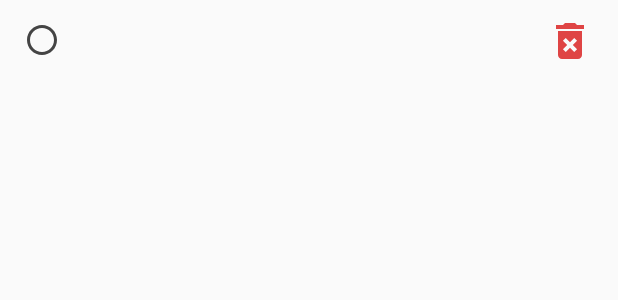
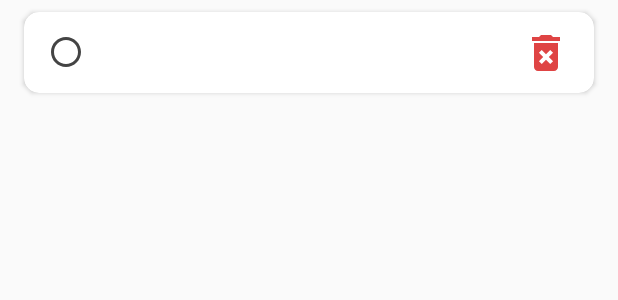
Before and after one commit to ekusiadadus/TodoApp, an Android app: the layout list_item_todo.xml on its own in the app's theme, with its tools: preview values and no code run, on a phone screen of 412 x 824 dp. Shown: the top 300 px of the screen. Run offline under Robolectric (Android 15) with nearby library versions, the phone set to English and light mode, and no system bars.

```diff
--- a/app/build.gradle
+++ b/app/build.gradle
@@ -72,4 +72,7 @@ dependencies {
     implementation "androidx.navigation:navigation-fragment-ktx:$navigation_version"
     implementation "androidx.navigation:navigation-ui-ktx:$navigation_version"
 
+    // RxJava
+    implementation 'io.reactivex.rxjava2:rxandroid:2.1.1'
+    implementation 'io.reactivex.rxjava2:rxkotlin:2.3.0'
 }
--- a/app/src/main/java/com/nanaten/todoapp/repository/TodoRepository.kt
+++ /dev/null
@@ -1,5 +0,0 @@
-package com.nanaten.todoapp.repository
-
-interface TodoRepository
-
-class TodoRepositoryImpl() : TodoRepository
--- a/app/src/main/res/layout/list_item_todo.xml
+++ b/app/src/main/res/layout/list_item_todo.xml
@@ -14,7 +14,26 @@
         android:id="@+id/list_layout"
         android:layout_width="match_parent"
         android:layout_height="wrap_content"
-        android:orientation="vertical">
+        android:orientation="vertical"
+        android:background="?android:attr/selectableItemBackground">
+
+        <androidx.cardview.widget.CardView
+            android:layout_width="match_parent"
+            android:layout_height="wrap_content"
+            android:layout_marginStart="@dimen/default_margin"
+            android:layout_marginEnd="@dimen/default_margin"
+            android:layout_marginTop="8dp"
+            android:layout_marginBottom="8dp"
+            app:cardCornerRadius="10dp"
+            android:elevation="8dp"
+            app:layout_constraintBottom_toBottomOf="parent"
+            app:layout_constraintEnd_toEndOf="parent"
+            app:layout_constraintStart_toStartOf="parent"
+            app:layout_constraintTop_toTopOf="parent">
+
+            <androidx.constraintlayout.widget.ConstraintLayout
+                android:layout_width="match_parent"
+                android:layout_height="match_parent">
 
                 <CheckBox
                     android:id="@+id/list_check_box"
@@ -22,9 +41,9 @@
                     android:layout_width="wrap_content"
                     android:layout_height="wrap_content"
                     android:layout_marginStart="@dimen/default_margin"
+                    android:checked="@={todo.completed}"
                     android:paddingTop="@dimen/default_margin"
                     android:paddingBottom="@dimen/default_margin"
-            android:checked="@{todo.completed}"
                     app:layout_constraintBottom_toBottomOf="parent"
                     app:layout_constraintStart_toStartOf="parent"
                     app:layout_constraintTop_toTopOf="parent" />
@@ -58,4 +77,6 @@
                     app:layout_constraintTop_toTopOf="parent"
                     tools:ignore="ContentDescription" />
             </androidx.constraintlayout.widget.ConstraintLayout>
+        </androidx.cardview.widget.CardView>
+    </androidx.constraintlayout.widget.ConstraintLayout>
 </layout>
```
Also changed, not shown: app/src/main/java/com/nanaten/todoapp/di/TodoModule.kt (+10 -2 lines), app/src/main/java/com/nanaten/todoapp/domain/TodoRepository.kt (added, +30 -0 lines), app/src/main/java/com/nanaten/todoapp/domain/TodoUseCase.kt (added, +28 -0 lines), app/src/main/java/com/nanaten/todoapp/ui/TodoListFragment.kt (+18 -2 lines), app/src/main/java/com/nanaten/todoapp/ui/TodoViewModel.kt (+32 -1 lines), app/src/main/res/layout/fragment_todo_list.xml (+7 -0 lines). Lines whose indentation alone changed are shown as unchanged.
